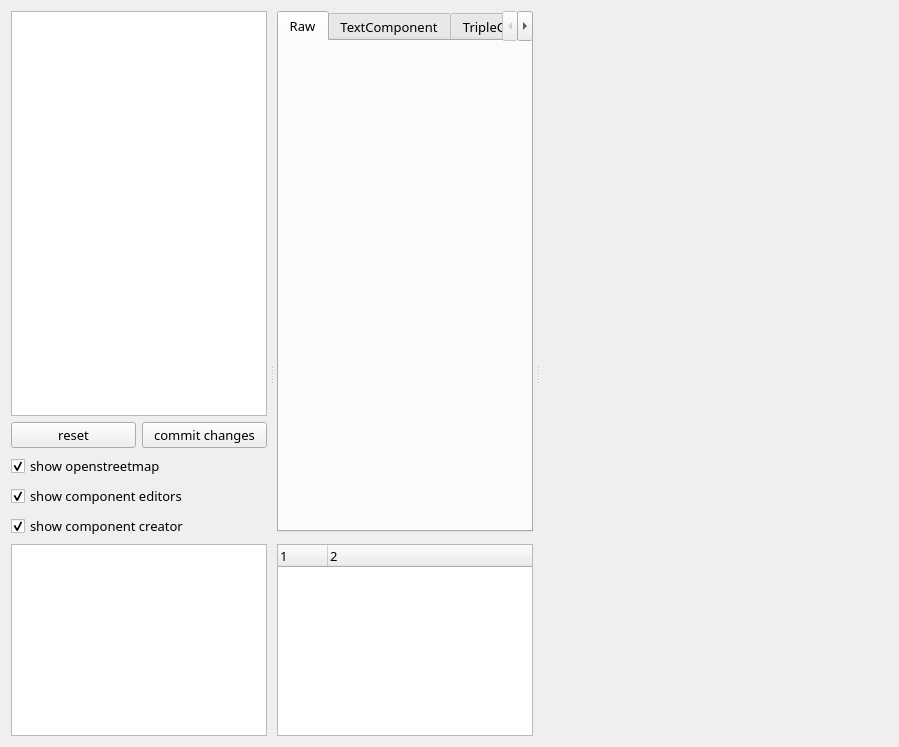
This is ui/main.ui in sempr-tk/sempr-gui as Qt 5 draws it before an edit. The edited form follows.
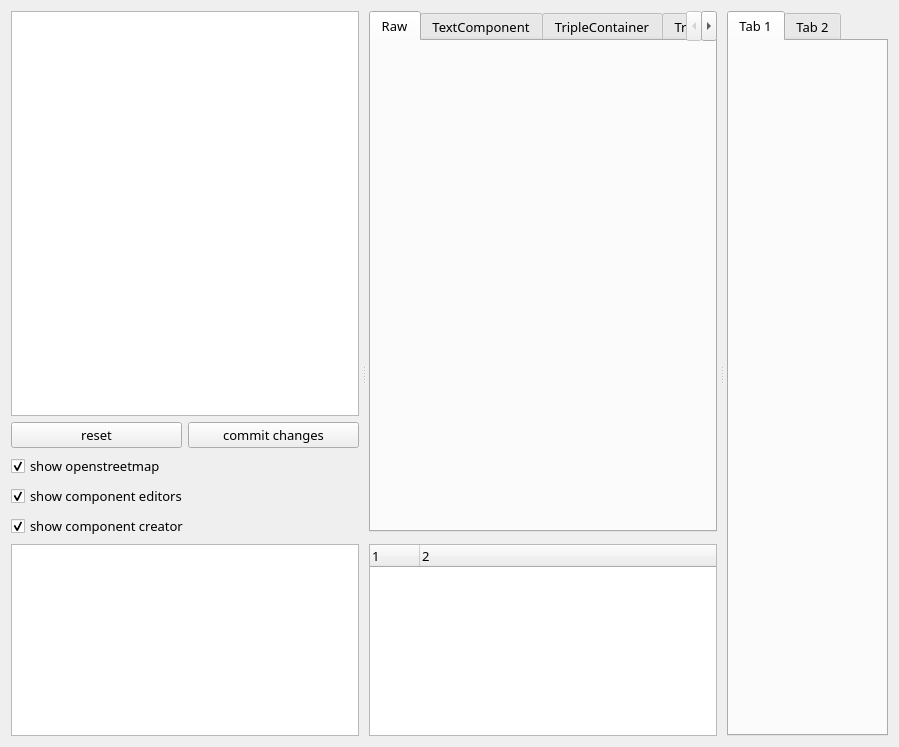
This is the edited form. Custom widgets are drawn as their Qt base class.

Patch:
```diff
--- a/ui/main.ui
+++ b/ui/main.ui
@@ -235,13 +235,17 @@
        </item>
       </layout>
      </widget>
-     <widget class="sempr::gui::GeoMapWidget" name="geoMapWidget" native="true">
-      <property name="sizePolicy">
-       <sizepolicy hsizetype="Expanding" vsizetype="Expanding">
-        <horstretch>1</horstretch>
-        <verstretch>0</verstretch>
-       </sizepolicy>
-      </property>
+     <widget class="QTabWidget" name="tabWidget_2">
+      <widget class="sempr::gui::GeoMapWidget" name="geoMapWidget">
+       <attribute name="title">
+        <string>Tab 1</string>
+       </attribute>
+      </widget>
+      <widget class="sempr::gui::ReteWidget" name="reteWidget">
+       <attribute name="title">
+        <string>Tab 2</string>
+       </attribute>
+      </widget>
      </widget>
     </widget>
    </item>
@@ -295,6 +299,12 @@
    <header>../src/TextComponentWidget.hpp</header>
    <container>1</container>
   </customwidget>
+  <customwidget>
+   <class>sempr::gui::ReteWidget</class>
+   <extends>QWidget</extends>
+   <header>../src/ReteWidget.hpp</header>
+   <container>1</container>
+  </customwidget>
  </customwidgets>
  <resources/>
  <connections/>
```
